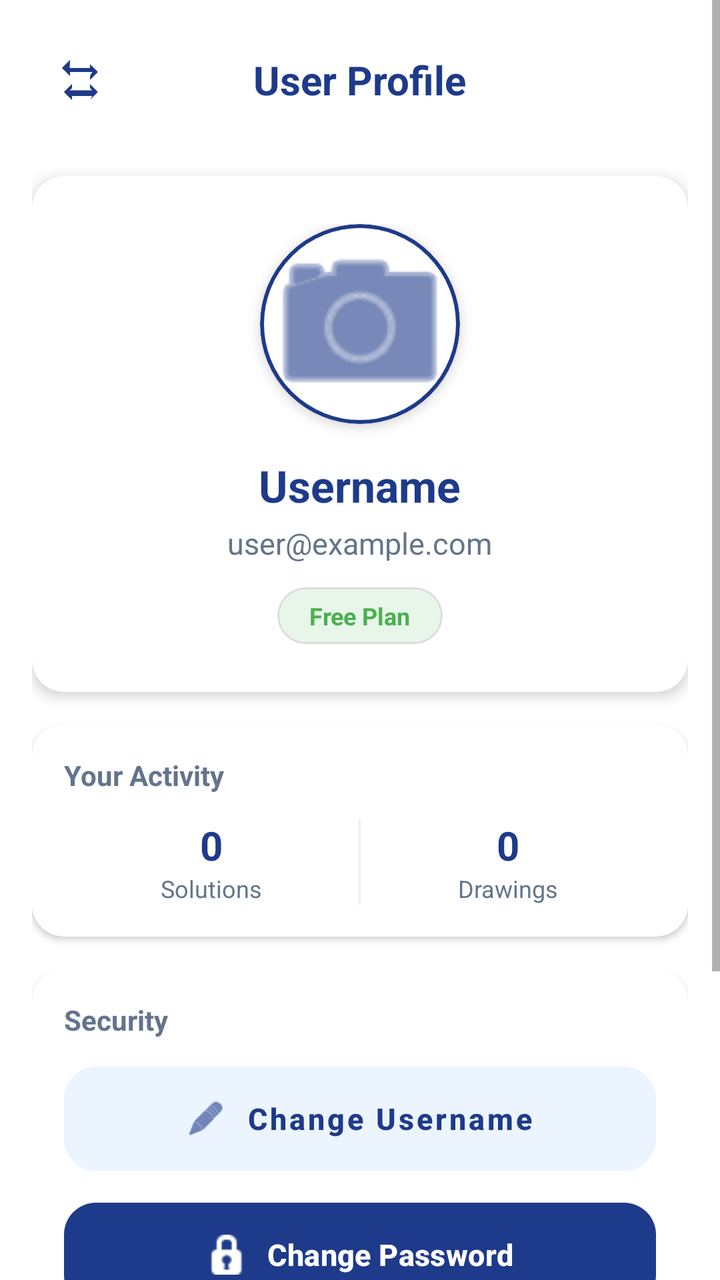
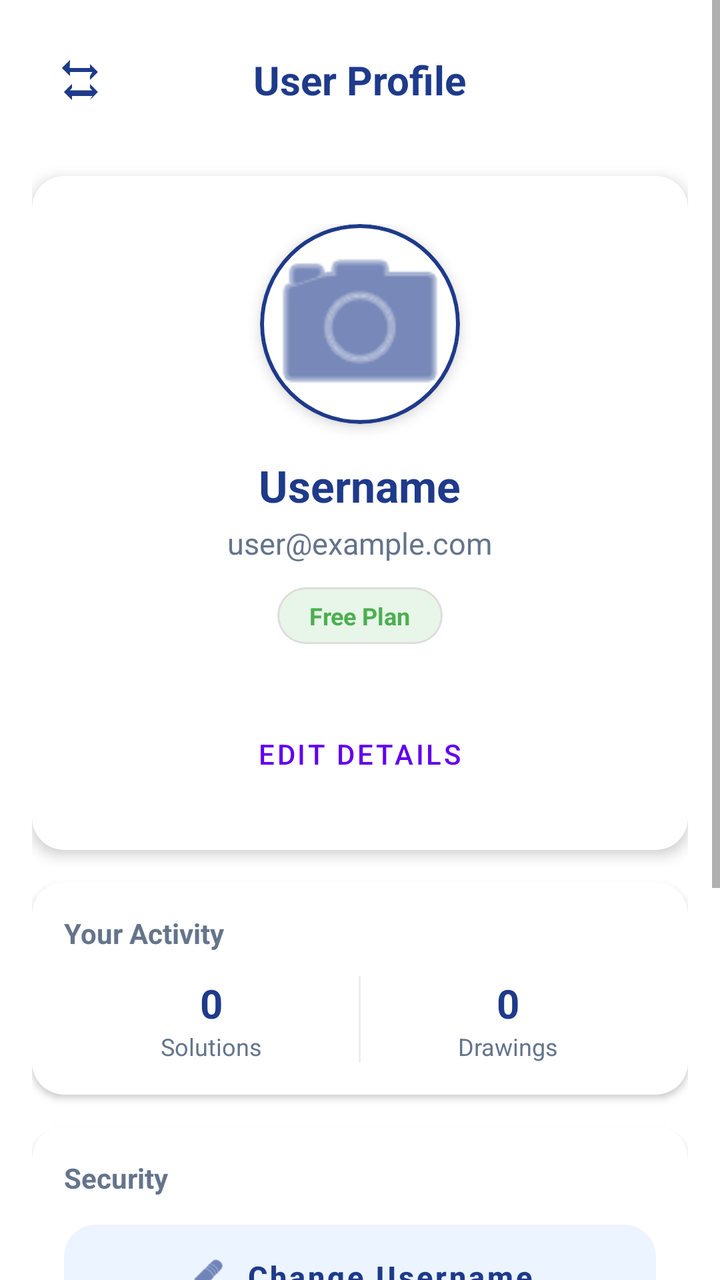

Screens rendered from an Android XML layout before and after an edit, with the pre-edit source and the edit as a unified diff.
<!-- AndroidManifest.xml: application theme Theme.MaterialComponents.DayNight.NoActionBar -->
<!-- res/layout/activity_profile.xml -->
<?xml version="1.0" encoding="utf-8"?>
<ScrollView xmlns:android="http://schemas.android.com/apk/res/android"
    xmlns:app="http://schemas.android.com/apk/res-auto"
    android:layout_width="match_parent"
    android:layout_height="match_parent"
    android:fitsSystemWindows="true"
    android:background="?attr/appScreenBg"
    android:fillViewport="true">

    <LinearLayout
        android:layout_width="match_parent"
        android:layout_height="wrap_content"
        android:orientation="vertical"
        android:padding="16dp">

        
        <RelativeLayout
            android:layout_width="match_parent"
            android:layout_height="wrap_content"
            android:layout_marginBottom="24dp">

            <ImageButton
                android:id="@+id/btnBack"
                android:layout_width="48dp"
                android:layout_height="48dp"
                android:background="?attr/selectableItemBackgroundBorderless"
                android:src="@drawable/ic_selection"
                android:rotation="180"
                app:tint="@color/main_blue" />

            <TextView
                android:layout_width="wrap_content"
                android:layout_height="wrap_content"
                android:layout_centerInParent="true"
                android:text="@string/user_profile"
                android:textSize="20sp"
                android:textStyle="bold"
                android:textColor="@color/main_blue" />
        </RelativeLayout>
        
        <com.google.android.material.card.MaterialCardView
            android:layout_width="match_parent"
            android:layout_height="wrap_content"
            app:cardCornerRadius="16dp"
            app:cardElevation="4dp"
            android:layout_marginBottom="16dp">

            <LinearLayout
                android:layout_width="match_parent"
                android:layout_height="wrap_content"
                android:orientation="vertical"
                android:padding="24dp"
                android:gravity="center">

                
                <com.google.android.material.card.MaterialCardView
                    android:id="@+id/cardProfileAvatar"
                    android:layout_width="100dp"
                    android:layout_height="100dp"
                    app:cardCornerRadius="50dp"
                    app:cardElevation="4dp"
                    app:strokeWidth="2dp"
                    app:strokeColor="@color/main_blue"
                    android:clickable="true"
                    android:focusable="true"
                    android:layout_marginBottom="16dp">

                    <ImageView
                        android:id="@+id/imgProfileAvatar"
                        android:layout_width="match_parent"
                        android:layout_height="match_parent"
                        android:scaleType="centerCrop"
                        android:src="@android:drawable/ic_menu_camera"
                        app:tint="@color/main_blue" />
                </com.google.android.material.card.MaterialCardView>

                <TextView
                    android:id="@+id/tvProfileUsername"
                    android:layout_width="wrap_content"
                    android:layout_height="wrap_content"
                    android:text="@string/username"
                    android:textSize="22sp"
                    android:textStyle="bold"
                    android:textColor="@color/main_blue" />

                
                <TextView
                    android:id="@+id/tvProfileEmail"
                    android:layout_width="wrap_content"
                    android:layout_height="wrap_content"
                    android:text="user@example.com"
                    android:textColor="@color/text_subtitle"
                    android:textSize="15sp"
                    android:layout_marginTop="4dp"/>

                
                <com.google.android.material.card.MaterialCardView
                    android:layout_width="wrap_content"
                    android:layout_height="wrap_content"
                    android:layout_marginTop="12dp"
                    app:cardCornerRadius="50dp"
                    app:cardElevation="0dp"
                    app:strokeWidth="1dp"
                    app:strokeColor="#DDDDDD">

                    <TextView
                        android:id="@+id/tvProfileTier"
                        android:layout_width="wrap_content"
                        android:layout_height="wrap_content"
                        android:paddingHorizontal="16dp"
                        android:paddingVertical="6dp"
                        android:text="Free Plan"
                        android:textSize="12sp"
                        android:textStyle="bold"
                        android:textColor="#4CAF50"
                        android:background="#E8F5E9"/>
                </com.google.android.material.card.MaterialCardView>

            </LinearLayout>
        </com.google.android.material.card.MaterialCardView>
        
        <com.google.android.material.card.MaterialCardView
            android:layout_width="match_parent"
            android:layout_height="wrap_content"
            app:cardCornerRadius="16dp"
            app:cardElevation="2dp"
            android:layout_marginBottom="16dp">

            <LinearLayout
                android:layout_width="match_parent"
                android:layout_height="wrap_content"
                android:orientation="vertical"
                android:padding="16dp">

                <TextView
                    android:layout_width="wrap_content"
                    android:layout_height="wrap_content"
                    android:text="@string/your_activity"
                    android:textStyle="bold"
                    android:textColor="@color/text_subtitle"
                    android:layout_marginBottom="12dp"/>

                <LinearLayout
                    android:layout_width="match_parent"
                    android:layout_height="wrap_content"
                    android:orientation="horizontal"
                    android:weightSum="2">

                    <LinearLayout
                        android:layout_width="0dp"
                        android:layout_height="wrap_content"
                        android:layout_weight="1"
                        android:orientation="vertical"
                        android:gravity="center">
                        <TextView
                            android:id="@+id/tvHistoryCount"
                            android:layout_width="wrap_content"
                            android:layout_height="wrap_content"
                            android:text="0"
                            android:textSize="20sp"
                            android:textStyle="bold"
                            android:textColor="@color/main_blue"/>
                        <TextView
                            android:layout_width="wrap_content"
                            android:layout_height="wrap_content"
                            android:text="@string/solutions"
                            android:textSize="12sp"
                            android:textColor="@color/text_subtitle"/>
                    </LinearLayout>

                    <View
                        android:layout_width="1dp"
                        android:layout_height="match_parent"
                        android:background="#EEEEEE"/>

                    <LinearLayout
                        android:layout_width="0dp"
                        android:layout_height="wrap_content"
                        android:layout_weight="1"
                        android:orientation="vertical"
                        android:gravity="center">
                        <TextView
                            android:id="@+id/tvDrawingCount"
                            android:layout_width="wrap_content"
                            android:layout_height="wrap_content"
                            android:text="0"
                            android:textSize="20sp"
                            android:textStyle="bold"
                            android:textColor="@color/main_blue"/>
                        <TextView
                            android:layout_width="wrap_content"
                            android:layout_height="wrap_content"
                            android:text="@string/drawings"
                            android:textSize="12sp"
                            android:textColor="@color/text_subtitle"/>
                    </LinearLayout>
                </LinearLayout>
            </LinearLayout>
        </com.google.android.material.card.MaterialCardView>

        
        <com.google.android.material.card.MaterialCardView
            android:layout_width="match_parent"
            android:layout_height="wrap_content"
            app:cardCornerRadius="16dp"
            app:cardElevation="2dp"
            android:layout_marginBottom="16dp">

            <LinearLayout
                android:layout_width="match_parent"
                android:layout_height="wrap_content"
                android:orientation="vertical"
                android:padding="16dp">

                <TextView
                    android:layout_width="wrap_content"
                    android:layout_height="wrap_content"
                    android:text="@string/security"
                    android:textStyle="bold"
                    android:textColor="@color/text_subtitle"
                    android:layout_marginBottom="12dp"/>

                <com.google.android.material.button.MaterialButton
                    android:id="@+id/btnChangeUsername"
                    style="@style/Widget.Lemm.Button.Tonal"
                    android:layout_width="match_parent"
                    android:layout_height="56dp"
                    android:text="@string/change_username"
                    app:icon="@android:drawable/ic_menu_edit"
                    android:layout_marginBottom="12dp"/>

                <com.google.android.material.button.MaterialButton
                    android:id="@+id/btnChangePassword"
                    style="@style/Widget.Lemm.Button"
                    android:layout_width="match_parent"
                    android:layout_height="56dp"
                    android:text="@string/change_password"
                    app:icon="@android:drawable/ic_secure"/>

            </LinearLayout>
        </com.google.android.material.card.MaterialCardView>

        <View
            android:layout_width="match_parent"
            android:layout_height="0dp"
            android:layout_weight="1"/>

        
        <com.google.android.material.button.MaterialButton
            android:id="@+id/btnProfileLogout"
            style="@style/Widget.Lemm.Button.DangerFilled"
            android:layout_width="match_parent"
            android:layout_height="56dp"
            android:text="@string/log_out"
            app:icon="@android:drawable/ic_lock_power_off"
            android:layout_marginBottom="12dp"/>
        <com.google.android.material.button.MaterialButton
            android:id="@+id/btnDeleteAccount"
            style="@style/Widget.Lemm.Button.DangerTonal"
            android:layout_width="match_parent"
            android:layout_height="56dp"
            android:text="Delete Account &amp; All Data"
            app:icon="@android:drawable/ic_menu_delete"
            android:layout_marginBottom="16dp"/>
    </LinearLayout>
</ScrollView>
<!-- resources referenced by this layout -->
<resources>
  <color name="main_blue">#1E3A8A</color>
  <color name="text_subtitle">#64748B</color>
  <!-- drawable ic_selection (drawable) -->
  <vector xmlns:android="http://schemas.android.com/apk/res/android"
      android:width="24dp"
      android:height="24dp"
      android:viewportWidth="24"
      android:viewportHeight="24">
      <path
          android:fillColor="#000000"
          android:pathData="M7,2l-4,4l4,4L7,8L5.83,6.83L17.17,6.83L16,8l0,2l4,-4l-4,-4l0,2l-10.17,0L7,2z M17,22l4,-4l-4,-4l0,2l-11.17,0L7,14L7,12l-4,4l4,4l0,-2l10.17,0L17,22z"/>
  </vector>
  <string name="change_password">Change Password</string>
  <string name="change_username">Change Username</string>
  <string name="drawings">Drawings</string>
  <string name="log_out">Log Out</string>
  <string name="security">Security</string>
  <string name="solutions">Solutions</string>
  <string name="user_profile">User Profile</string>
  <string name="username">Username</string>
  <string name="your_activity">Your Activity</string>
  <style name="Widget.Lemm.Button" parent="Widget.MaterialComponents.Button">
          <item name="cornerRadius">16dp</item>
          <item name="iconGravity">textStart</item>
          <item name="iconPadding">10dp</item>
          <item name="iconSize">20dp</item>
          <item name="android:insetTop">2dp</item>
          <item name="android:insetBottom">2dp</item>
          <item name="android:textAllCaps">false</item>
          <item name="android:textSize">15sp</item>
          <item name="android:textStyle">bold</item>
          <item name="android:letterSpacing">0.01</item>
          <item name="backgroundTint">@color/primary</item>
          <item name="android:textColor">@color/white</item>
          <item name="iconTint">@color/white</item>
          <item name="android:elevation">2dp</item>
      </style>
  <style name="Widget.Lemm.Button.DangerFilled" parent="Widget.Lemm.Button">
          <item name="backgroundTint">@color/error_red</item>
      </style>
  <style name="Widget.Lemm.Button.DangerTonal" parent="Widget.Lemm.Button.Tonal">
          <item name="backgroundTint">@color/danger_bg</item>
          <item name="android:textColor">@color/error_red</item>
          <item name="iconTint">@color/error_red</item>
          <item name="rippleColor">@color/error_red</item>
      </style>
  <style name="Widget.Lemm.Button.Tonal" parent="Widget.MaterialComponents.Button.UnelevatedButton">
          <item name="cornerRadius">16dp</item>
          <item name="iconGravity">textStart</item>
          <item name="iconPadding">10dp</item>
          <item name="iconSize">20dp</item>
          <item name="android:insetTop">2dp</item>
          <item name="android:insetBottom">2dp</item>
          <item name="android:textAllCaps">false</item>
          <item name="android:textSize">15sp</item>
          <item name="android:textStyle">bold</item>
          <item name="backgroundTint">@color/icon_bg_blue</item>
          <item name="android:textColor">@color/main_blue</item>
          <item name="iconTint">@color/main_blue</item>
          <item name="rippleColor">@color/main_blue</item>
      </style>
  <color name="primary">#1E3A8A</color>
  <color name="white">#FFFFFF</color>
  <color name="error_red">#EF4444</color>
  <color name="danger_bg">#FDE8E8</color>
  <color name="icon_bg_blue">#EBF4FF</color>
</resources>

<!-- the commit's change to res/layout/activity_profile.xml (unified diff, before → after) -->
@@ -116,6 +116,23 @@
                         android:background="#E8F5E9"/>
                 </com.google.android.material.card.MaterialCardView>
 
+                
+                <TextView
+                    android:id="@+id/tvProfileRole"
+                    android:layout_width="wrap_content"
+                    android:layout_height="wrap_content"
+                    android:layout_marginTop="10dp"
+                    android:textSize="14sp"
+                    android:textColor="@color/text_subtitle" />
+
+                <com.google.android.material.button.MaterialButton
+                    android:id="@+id/btnEditProfile"
+                    style="@style/Widget.MaterialComponents.Button.TextButton"
+                    android:layout_width="wrap_content"
+                    android:layout_height="wrap_content"
+                    android:layout_marginTop="2dp"
+                    android:text="@string/profile_edit_details" />
+
             </LinearLayout>
         </com.google.android.material.card.MaterialCardView>
         
<!-- resource entries referenced after the edit -->
@@ -16,6 +16,7 @@
   <string name="change_username">Change Username</string>
   <string name="drawings">Drawings</string>
   <string name="log_out">Log Out</string>
+  <string name="profile_edit_details">Edit details</string>
   <string name="security">Security</string>
   <string name="solutions">Solutions</string>
   <string name="user_profile">User Profile</string>
